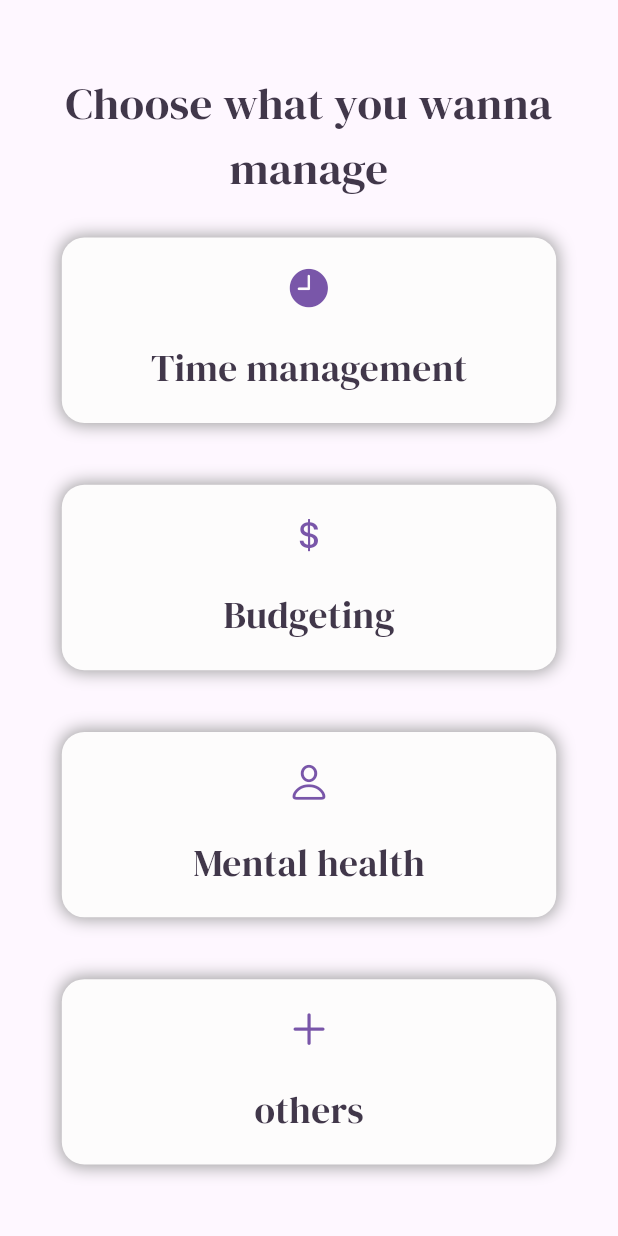
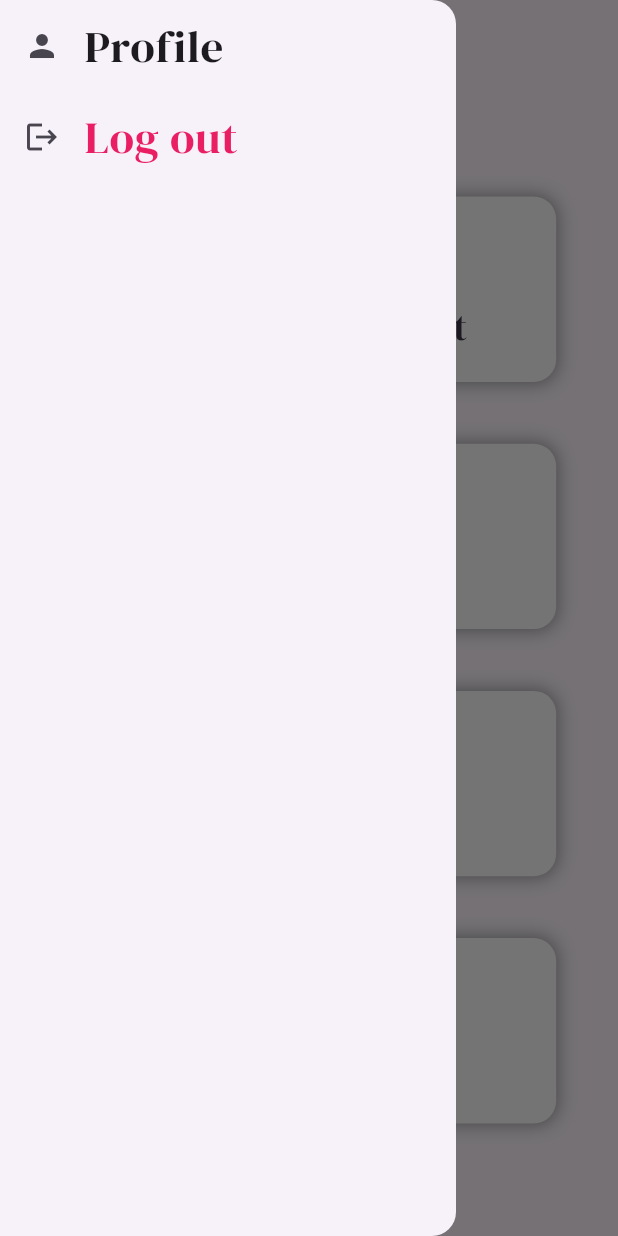
Before and after one commit to LeenSalah/advSoftware, a Flutter app: the HomePage screen opened by its route, with the side drawer open (before the commit the screen has no drawer), on a phone screen of 412 x 824 dp. Run offline on Flutter 3.47's test engine with Material 3 defaults, Android fonts, the phone set to English and light mode, and no system bars; our stand-ins replace firebase_auth, firebase_core, sizer, table_calendar; missing offline and left inert: sign_button; accounts and stored records are empty.

Commit message:
done with drawer and profile

```diff
--- a/lib/main.dart
+++ b/lib/main.dart
@@ -10,6 +10,7 @@ import 'package:uni_verse/presentation/home_page.dart';
 import 'package:uni_verse/presentation/mental_health.dart';
 import 'package:uni_verse/presentation/new_password.dart';
 import 'package:uni_verse/presentation/others.dart';
+import 'package:uni_verse/presentation/profile.dart';
 import 'package:uni_verse/presentation/sign_in.dart';
 import 'package:uni_verse/presentation/time_management.dart';
 import 'package:uni_verse/welcomePage.dart';
@@ -55,9 +56,8 @@ class UniVerse extends StatelessWidget {
                       bodyMedium: TextStyle(fontSize: 14),
                     ),
                   ),
-
                   home: const Welcome(),
-    routes: {
+                  routes: {
                     CreateAccount.route: (context) => const CreateAccount(),
                     SignIn.route: (context) => const SignIn(),
                     NewPassword.route: (context) => const NewPassword(),
@@ -66,6 +66,7 @@ class UniVerse extends StatelessWidget {
                     Libraries.route: (context) => const Libraries(),
                     Others.route: (context) => const Others(),
                     MentalHealth.route: (context) => const MentalHealth(),
+                    Profile.route: (context) => const Profile()
                   },
                 );
               },
--- a/lib/presentation/home_page.dart
+++ b/lib/presentation/home_page.dart
@@ -4,6 +4,8 @@ import 'package:sizer/sizer.dart';
 import 'package:uni_verse/presentation/common/categories_container.dart';
 import 'package:uni_verse/presentation/mental_health.dart';
 import 'package:uni_verse/presentation/others.dart';
+import 'package:uni_verse/presentation/profile.dart';
+import 'package:uni_verse/presentation/sign_in.dart';
 import 'package:uni_verse/presentation/time_management.dart';
 
 import 'helpers/Budgeting.dart';
@@ -15,22 +17,44 @@ class HomePage extends StatelessWidget {
 
   @override
   Widget build(BuildContext context) {
-    return Scaffold(
+    return SafeArea(
+      child: Scaffold(
+        appBar: AppBar(
+          title: Padding(
+            padding: EdgeInsets.all(45),
+            child: Text('Choose what you \n wanna manage'),
+          ),
+        ),
+         drawer: Drawer(
+            child: ListView(
+              padding: EdgeInsets.zero,
+              children: [
+                ListTile(
+                  leading: Icon(Icons.person),
+                  title: Text('Profile'),
+                  onTap: (){Navigator.pushNamed(context, Profile.route);
+                    },
+                ),
+                ListTile(
+                  leading: Icon(Icons.logout),
+                  title: Text('Log out', style: TextStyle(color: Colors.pink),),
+                  onTap: (){Navigator.pushNamed(context, SignIn.route);},
+                ),
+              ],
+            ),
+          ),
         body: SizedBox(
           width: 100.w,
           child: Column(
             mainAxisAlignment: MainAxisAlignment.center,
             children: [
-            Text(
+              /*Text(
                 'Choose what you wanna manage',
                 style: TextStyle(
                     color: Color(0xFF41374A),
                     fontSize: Theme.of(context).textTheme.bodyLarge?.fontSize),
                 textAlign: TextAlign.center,
-            ),
-            SizedBox(
-              height: 3.h,
-            ),
+              ),*/
               CategoriesContainer(
                 label: const Text('Time management',
                     style: TextStyle(color: Color(0xFF41374A), fontSize: 25)),
@@ -75,9 +99,9 @@ class HomePage extends StatelessWidget {
                 onTap: () {
                   Navigator.pushNamed(context, Others.route);
                 },
-            )
-
+              ),
             ],
+          ),
         ),
       ),
     );
```
Also changed, not shown: lib/presentation/common/line_divider.dart (+4 -3 lines), lib/presentation/profile.dart (added, +109 -0 lines). Lines whose indentation alone changed are shown as unchanged.
